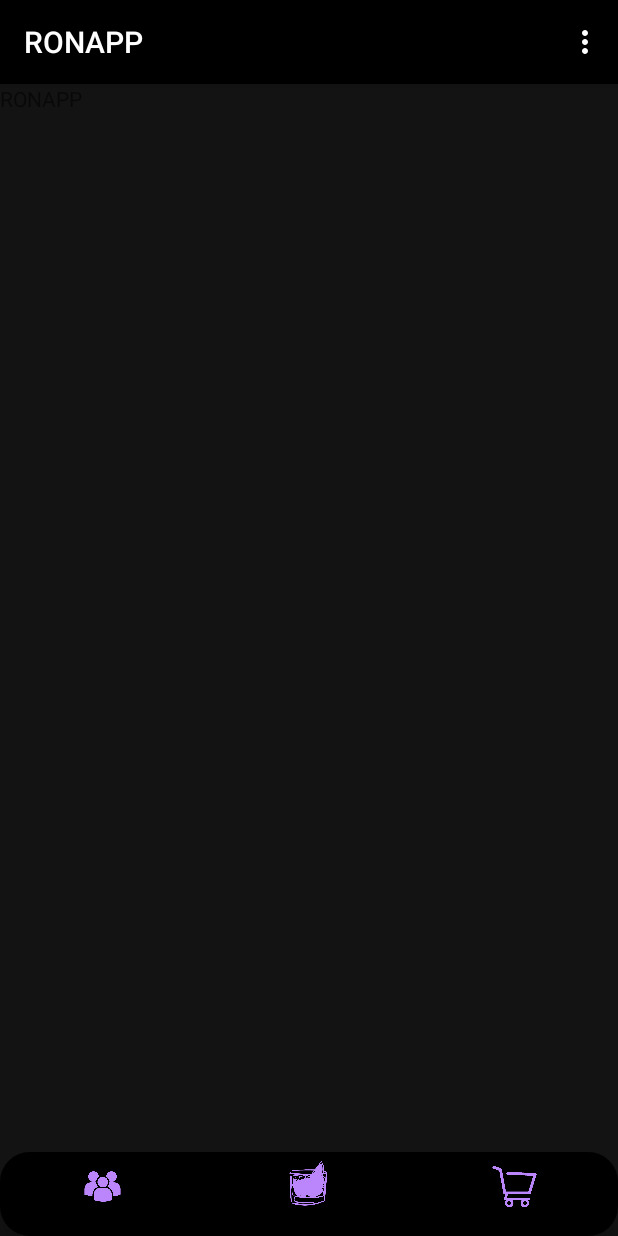
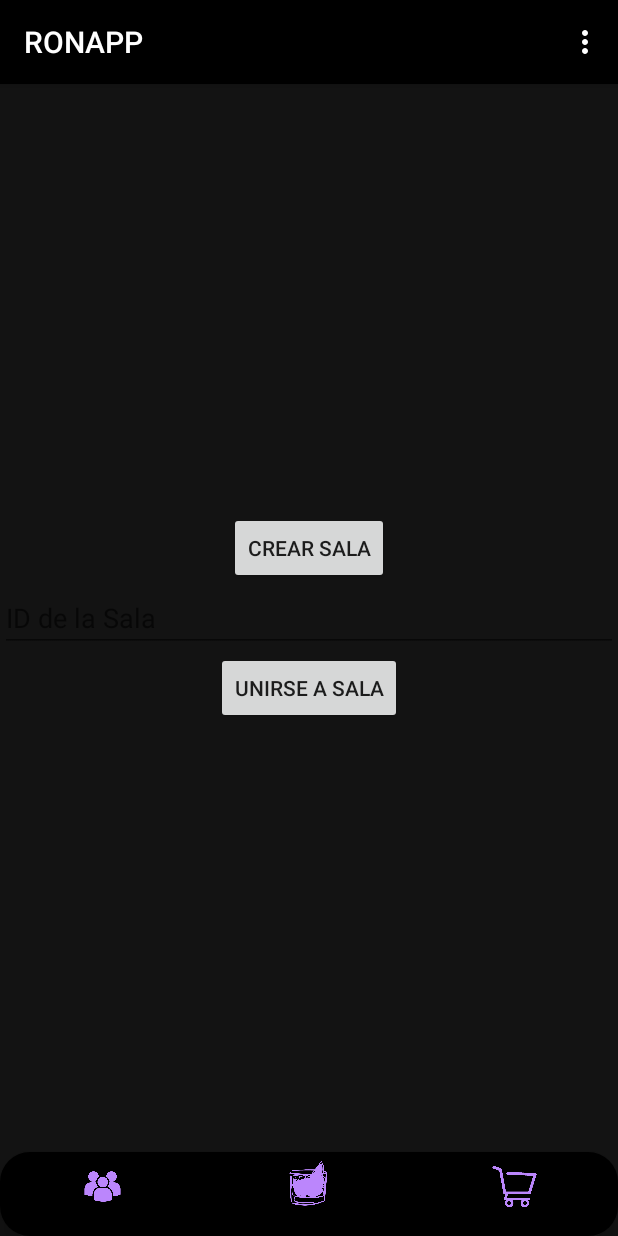
Before and after one commit to Meleagrista/udc-programacion-sistemas-aplicacion, an Android app: the fragment RoomFragment placed in its activity, on a phone screen of 412 x 824 dp. Run offline under Robolectric (Android 15) with nearby library versions, the phone set to English and light mode, and no system bars; our stand-ins replace Firebase (no records; nobody signed in at launch, a user with empty details on screens opened directly).

Commit message:
Cambios arreglados

```diff
--- a/codigo/app/build.gradle.kts
+++ b/codigo/app/build.gradle.kts
@@ -49,6 +49,8 @@ dependencies {
     implementation("com.google.firebase:firebase-analytics")
     implementation("com.google.firebase:firebase-auth:22.3.1")
     implementation("androidx.navigation:navigation-fragment:2.7.7")
+    implementation("com.google.firebase:firebase-messaging:23.4.1")
+    implementation("com.google.firebase:firebase-database:20.3.1")
     testImplementation("junit:junit:4.13.2")
     androidTestImplementation("androidx.test.ext:junit:1.1.5")
     androidTestImplementation("androidx.test.espresso:espresso-core:3.5.1")
--- a/codigo/app/src/main/AndroidManifest.xml
+++ b/codigo/app/src/main/AndroidManifest.xml
@@ -35,6 +35,7 @@
                 <category android:name="android.intent.category.LAUNCHER" />
             </intent-filter>
         </activity>
+
     </application>
 
 </manifest>
--- a/codigo/app/src/main/java/com/cainzos/proyectofinal/LoginActivity.java
+++ b/codigo/app/src/main/java/com/cainzos/proyectofinal/LoginActivity.java
@@ -12,7 +12,7 @@ import android.widget.EditText;
 import android.widget.ImageButton;
 import android.widget.Toast;
 
-import com.cainzos.proyectofinal.recursos.UserDataManager;
+import com.cainzos.proyectofinal.recursos.managers.UserDataManager;
 import com.google.firebase.auth.FirebaseAuth;
 import com.google.firebase.auth.FirebaseUser;
 import com.google.firebase.firestore.FirebaseFirestore;
--- a/codigo/app/src/main/java/com/cainzos/proyectofinal/MenuActivity.java
+++ b/codigo/app/src/main/java/com/cainzos/proyectofinal/MenuActivity.java
@@ -15,7 +15,7 @@ import com.cainzos.proyectofinal.databinding.ActivityMenuBinding;
 import com.cainzos.proyectofinal.fragments_menu.FriendsFragment;
 import com.cainzos.proyectofinal.fragments_menu.GamemodeFragment;
 import com.cainzos.proyectofinal.fragments_menu.RoomFragment;
-import com.cainzos.proyectofinal.recursos.UserDataManager;
+import com.cainzos.proyectofinal.recursos.managers.UserDataManager;
 import com.google.firebase.auth.FirebaseAuth;
 import com.google.firebase.auth.FirebaseUser;
 
--- a/codigo/app/src/main/java/com/cainzos/proyectofinal/fragments_friends/ListFriendsFragment.java
+++ b/codigo/app/src/main/java/com/cainzos/proyectofinal/fragments_friends/ListFriendsFragment.java
@@ -14,8 +14,8 @@ import androidx.fragment.app.Fragment;
 import com.cainzos.proyectofinal.R;
 import com.cainzos.proyectofinal.databinding.ActivityListFriendsFragmentBinding;
 import com.cainzos.proyectofinal.databinding.FriendItemBinding;
-import com.cainzos.proyectofinal.recursos.User;
-import com.cainzos.proyectofinal.recursos.UserDataManager;
+import com.cainzos.proyectofinal.recursos.objects.User;
+import com.cainzos.proyectofinal.recursos.managers.UserDataManager;
 import com.google.firebase.auth.FirebaseUser;
 
 import java.util.List;
--- a/codigo/app/src/main/java/com/cainzos/proyectofinal/fragments_menu/FriendsFragment.java
+++ b/codigo/app/src/main/java/com/cainzos/proyectofinal/fragments_menu/FriendsFragment.java
@@ -13,7 +13,7 @@ import com.cainzos.proyectofinal.R;
 import com.cainzos.proyectofinal.databinding.FragmentFriendsBinding;
 import com.cainzos.proyectofinal.fragments_friends.ListFriendsFragment;
 import com.cainzos.proyectofinal.fragments_friends.ListPendingFragment;
-import com.cainzos.proyectofinal.recursos.UserDataManager;
+import com.cainzos.proyectofinal.recursos.managers.UserDataManager;
 import com.google.firebase.auth.FirebaseUser;
 
 public class FriendsFragment extends Fragment {
--- a/codigo/app/src/main/java/com/cainzos/proyectofinal/fragments_menu/RoomFragment.java
+++ b/codigo/app/src/main/java/com/cainzos/proyectofinal/fragments_menu/RoomFragment.java
@@ -1,66 +1,102 @@
 package com.cainzos.proyectofinal.fragments_menu;
 
+import android.content.Intent;
 import android.os.Bundle;
-
-import androidx.fragment.app.Fragment;
-
 import android.view.LayoutInflater;
 import android.view.View;
 import android.view.ViewGroup;
+import android.widget.Button;
+import android.widget.EditText;
 
+import androidx.annotation.NonNull;
+import androidx.annotation.Nullable;
+import androidx.fragment.app.Fragment;
+
+import com.cainzos.proyectofinal.LoginActivity;
 import com.cainzos.proyectofinal.R;
+import com.cainzos.proyectofinal.recursos.objects.Room;
+import com.google.firebase.database.DataSnapshot;
+import com.google.firebase.database.DatabaseError;
+import com.google.firebase.database.DatabaseReference;
+import com.google.firebase.database.FirebaseDatabase;
+import com.google.firebase.database.ValueEventListener;
 
-/**
- * A simple {@link Fragment} subclass.
- * Use the {@link RoomFragment#newInstance} factory method to
- * create an instance of this fragment.
- */
 public class RoomFragment extends Fragment {
 
-    // TODO: Rename parameter arguments, choose names that match
-    // the fragment initialization parameters, e.g. ARG_ITEM_NUMBER
-    private static final String ARG_PARAM1 = "param1";
-    private static final String ARG_PARAM2 = "param2";
+    private static final String INITIAL_GAME_DATA = "Datos iniciales del juego";
 
-    // TODO: Rename and change types of parameters
-    private String mParam1;
-    private String mParam2;
+    private DatabaseReference roomsRef;
+    private String roomId;
+    private EditText roomIdEditText;
 
-    public RoomFragment() {
-        // Required empty public constructor
+    @Nullable
+    @Override
+    public View onCreateView(@NonNull LayoutInflater inflater, @Nullable ViewGroup container, @Nullable Bundle savedInstanceState) {
+        View view = inflater.inflate(R.layout.fragment_room, container, false);
+
+        roomIdEditText = view.findViewById(R.id.room_id_edittext);
+        // Inicializar la referencia a la base de datos de Firebase
+        roomsRef = FirebaseDatabase.getInstance().getReference("rooms");
+
+        Button createRoomButton = view.findViewById(R.id.create_room_button);
+        createRoomButton.setOnClickListener(new View.OnClickListener() {
+            @Override
+            public void onClick(View v) {
+                createRoom();
+            }
+        });
+
+        Button joinRoomButton = view.findViewById(R.id.join_room_button);
+        joinRoomButton.setOnClickListener(new View.OnClickListener() {
+            @Override
+            public void onClick(View v) {
+                joinRoom();
+            }
+        });
+
+        return view;
     }
 
-    /**
-     * Use this factory method to create a new instance of
-     * this fragment using the provided parameters.
-     *
-     * @param param1 Parameter 1.
-     * @param param2 Parameter 2.
-     * @return A new instance of fragment ShopFragment.
-     */
-    // TODO: Rename and change types and number of parameters
-    public static RoomFragment newInstance(String param1, String param2) {
-        RoomFragment fragment = new RoomFragment();
-        Bundle args = new Bundle();
-        args.putString(ARG_PARAM1, param1);
-        args.putString(ARG_PARAM2, param2);
-        fragment.setArguments(args);
-        return fragment;
+    // Método para crear una nueva sala
+    private void createRoom() {
+        String roomId = roomsRef.push().getKey();
+        Room room = new Room(roomId, INITIAL_GAME_DATA); // Define initialGameData según tus necesidades
+        assert roomId != null;
+        roomsRef.child(roomId).setValue(room);
+        this.roomId = roomId;
     }
 
-    @Override
-    public void onCreate(Bundle savedInstanceState) {
-        super.onCreate(savedInstanceState);
-        if (getArguments() != null) {
-            mParam1 = getArguments().getString(ARG_PARAM1);
-            mParam2 = getArguments().getString(ARG_PARAM2);
+    // Método para unirse a una sala existente
+    private void joinRoom() {
+        String roomId = roomIdEditText.getText().toString().trim();
+
+        // Verificar si el campo de ID de la sala no está vacío
+        if (!roomId.isEmpty()) {
+            roomsRef.child(roomId).addListenerForSingleValueEvent(new ValueEventListener() {
+                @Override
+                public void onDataChange(@NonNull DataSnapshot snapshot) {
+                    Room room = snapshot.getValue(Room.class);
+                    if (room != null) {
+                        Intent intent = new Intent(getActivity(), LoginActivity.class);
+                        intent.putExtra("roomId", roomId);
+                        startActivity(intent);
+                    } else {
+                        // La sala no existe o ya está llena
+                        // Aquí podrías mostrar un mensaje de error al usuario
+                    }
+                }
+
+                @Override
+                public void onCancelled(@NonNull DatabaseError error) {
+                    // Manejar errores
+                    // Por ejemplo, mostrar un mensaje de error al usuario
+                }
+            });
+        } else {
+            // El campo de ID de la sala está vacío
+            // Aquí podrías mostrar un mensaje de error al usuario
         }
     }
 
-    @Override
-    public View onCreateView(LayoutInflater inflater, ViewGroup container,
-                             Bundle savedInstanceState) {
-        // Inflate the layout for this fragment
-        return inflater.inflate(R.layout.fragment_room, container, false);
-    }
+
 }
--- a/codigo/app/src/main/java/com/cainzos/proyectofinal/recursos/DatabaseManager.java
+++ b/codigo/app/src/main/java/com/cainzos/proyectofinal/recursos/managers/DatabaseManager.java
@@ -1,7 +1,9 @@
-package com.cainzos.proyectofinal.recursos;
+package com.cainzos.proyectofinal.recursos.managers;
 
 import android.app.Activity;
 import android.widget.Toast;
+
+import com.cainzos.proyectofinal.recursos.objects.User;
 import com.google.firebase.firestore.FirebaseFirestore;
 import com.google.firebase.firestore.QueryDocumentSnapshot;
 
--- a/codigo/app/src/main/java/com/cainzos/proyectofinal/recursos/FriendRequest.java
+++ b/codigo/app/src/main/java/com/cainzos/proyectofinal/recursos/objects/FriendRequest.java
@@ -1,6 +1,6 @@
-package com.cainzos.proyectofinal.recursos;
+package com.cainzos.proyectofinal.recursos.objects;
 
-import com.cainzos.proyectofinal.recursos.User;
+import com.cainzos.proyectofinal.recursos.objects.User;
 
 public class FriendRequest {
     private final User user;
--- a/codigo/app/src/main/java/com/cainzos/proyectofinal/recursos/User.java
+++ b/codigo/app/src/main/java/com/cainzos/proyectofinal/recursos/objects/User.java
@@ -1,4 +1,4 @@
-package com.cainzos.proyectofinal.recursos;
+package com.cainzos.proyectofinal.recursos.objects;
 
 public class User {
     // Variables de datos de usuario
--- /dev/null
+++ b/codigo/app/src/main/java/com/cainzos/proyectofinal/rooms/RoomMenu.java
@@ -0,0 +1,5 @@
+package com.cainzos.proyectofinal.rooms;
+
+public class RoomMenu {
+
+}
--- a/codigo/app/src/main/res/layout/fragment_room.xml
+++ b/codigo/app/src/main/res/layout/fragment_room.xml
@@ -1,14 +1,26 @@
-<?xml version="1.0" encoding="utf-8"?>
-<FrameLayout xmlns:android="http://schemas.android.com/apk/res/android"
-    xmlns:tools="http://schemas.android.com/tools"
+<!-- fragment_room.xml -->
+<LinearLayout xmlns:android="http://schemas.android.com/apk/res/android"
     android:layout_width="match_parent"
     android:layout_height="match_parent"
-    tools:context=".fragments_menu.RoomFragment">
+    android:orientation="vertical"
+    android:gravity="center">
 
-    <!-- TODO: Update blank fragment layout -->
-    <TextView
+    <Button
+        android:id="@+id/create_room_button"
+        android:layout_width="wrap_content"
+        android:layout_height="wrap_content"
+        android:text="Crear Sala" />
+
+    <EditText
+        android:id="@+id/room_id_edittext"
         android:layout_width="match_parent"
-        android:layout_height="match_parent"
-        android:text="@string/app_name" />
+        android:layout_height="wrap_content"
+        android:hint="ID de la Sala" />
 
-</FrameLayout>
+    <Button
+        android:id="@+id/join_room_button"
+        android:layout_width="wrap_content"
+        android:layout_height="wrap_content"
+        android:text="Unirse a Sala" />
+
+</LinearLayout>
--- a/codigo/build.gradle.kts
+++ b/codigo/build.gradle.kts
@@ -1,3 +1,8 @@
+buildscript {
+    dependencies {
+        classpath("com.google.gms:google-services:4.4.1")
+    }
+}
 // Top-level build file where you can add configuration options common to all sub-projects/modules.
 plugins {
     id("com.android.application") version "8.2.2" apply false
```
Also changed, not shown: codigo/app/src/main/java/com/cainzos/proyectofinal/fragments_friends/ListPendingFragment.java (+4 -4 lines), codigo/app/src/main/java/com/cainzos/proyectofinal/recursos/managers/UserDataManager.java (renamed from codigo/app/src/main/java/com/cainzos/proyectofinal/recursos/UserDataManager.java, +16 -7 lines), codigo/app/src/main/java/com/cainzos/proyectofinal/recursos/objects/Room.java (added, +27 -0 lines).
